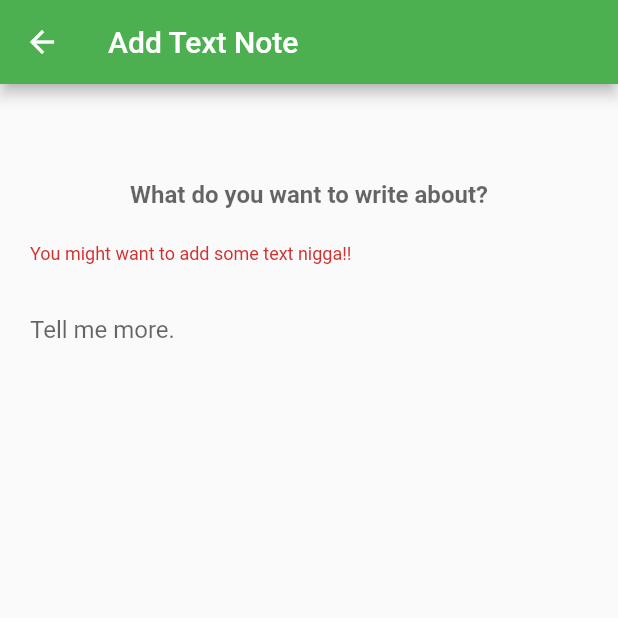
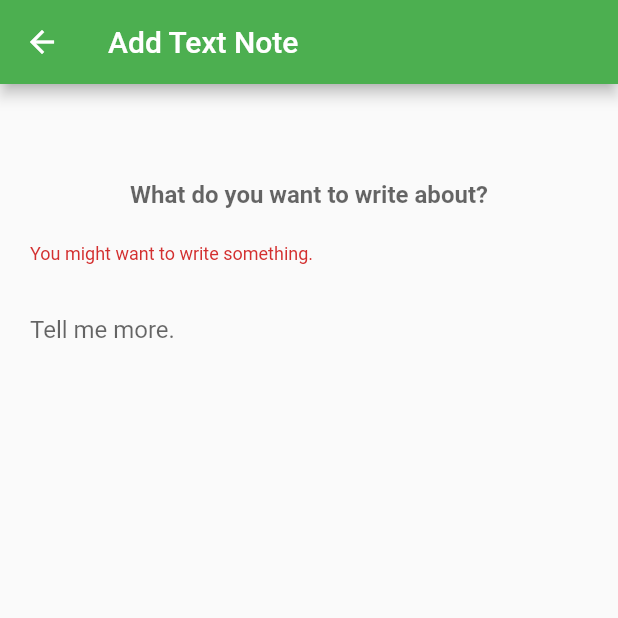
Before and after one commit to gorkhali125/flutter_diary, a Flutter app: the AddTextNote screen opened by its route, after a tap on the "check" icon, on a phone screen of 412 x 824 dp, the top half of it. Run offline on Flutter 3.47's test engine with Material 2 defaults, Android fonts, the phone set to English and light mode, and no system bars; our stand-ins replace sqflite; accounts and stored records are empty.

Commit message:
Form validation done

```diff
--- a/lib/form/add_text_note.dart
+++ b/lib/form/add_text_note.dart
@@ -15,6 +15,8 @@ class AddTextNote extends StatefulWidget {
 class _AddTextNoteState extends State<AddTextNote> {
   final _addTextNoteFormKey = GlobalKey<FormState>();
   Note note;
+  TextEditingController titleController = TextEditingController();
+  TextEditingController descriptionController = TextEditingController();
 
   @override
   Widget build(BuildContext context) {
@@ -42,22 +44,21 @@ class _AddTextNoteState extends State<AddTextNote> {
                         child: TextFormField(
                           keyboardType: TextInputType.multiline,
                           minLines: 1,
-                          maxLines: 2,
+                          maxLines: 3,
                           style: TextStyle(fontWeight: FontWeight.bold),
                           textAlign: TextAlign.center,
                           decoration: InputDecoration(
                             hintText: 'What do you want to write about?',
                           ),
+                          controller: titleController,
                           validator: (String value) {
                             if (value.isEmpty) {
-                              return 'You might want to add some text nigga!!';
+                              return 'You might want to write something.';
                             }
                             return null;
                           },
-                          onChanged: (String value){
-                            setState(() {
-                              note.title = value;
-                            });
+                          onChanged: (String value) {
+                            note.title = titleController.text;
                           },
                         ),
                       ),
@@ -65,6 +66,10 @@ class _AddTextNoteState extends State<AddTextNote> {
                         keyboardType: TextInputType.multiline,
                         maxLines: null,
                         decoration: InputDecoration(hintText: 'Tell me more.'),
+                        controller: descriptionController,
+                        onChanged: (String value) {
+                          note.description = descriptionController.text;
+                        },
                       ),
                     ],
                   ),
@@ -77,8 +82,8 @@ class _AddTextNoteState extends State<AddTextNote> {
       floatingActionButton: FloatingActionButton(
         onPressed: () {
           setState(() {
-            if(_addTextNoteFormKey.currentState.validate()){
-              this._handleAddTextNote();
+            if (_addTextNoteFormKey.currentState.validate()) {
+              this._saveTextNote();
             }
           });
         },
@@ -90,7 +95,7 @@ class _AddTextNoteState extends State<AddTextNote> {
     );
   }
 
-  _handleAddTextNote() {
+  _saveTextNote() {
     Navigator.of(context).pushNamed(MyApp.routeName);
   }
 }
```
